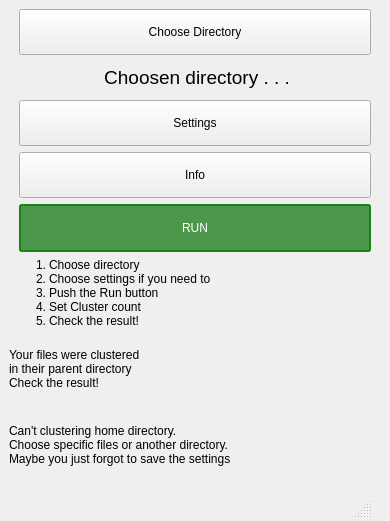
ZhukDima/ClusterProg, file app/src/mainwindow.ui: the form before one commit.
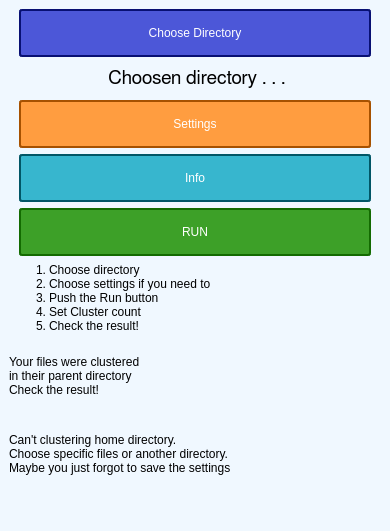
The form after the commit.

Commit message: Cosmetic changes - changed stylesheets and .ui

```diff
--- a/app/src/mainwindow.ui
+++ b/app/src/mainwindow.ui
@@ -7,18 +7,15 @@
     <x>0</x>
     <y>0</y>
     <width>390</width>
-    <height>521</height>
+    <height>531</height>
    </rect>
   </property>
   <property name="windowTitle">
    <string>MainWindow</string>
   </property>
   <property name="styleSheet">
-   <string notr="true">QPushButton#runButton!:hover
-{
-	color: #fff;
-	background-color: #fff;
-}</string>
+   <string notr="true">background-color: #f0f8ff;
+font: 11pt &quot;FreeSans&quot;;</string>
   </property>
   <widget class="QWidget" name="centralwidget">
    <property name="styleSheet">
@@ -30,14 +27,53 @@
 QPushButton#runButton
 {
 	color: #fff;
-	border: 2px solid #178317;
+	border: 2px solid #136b01;
 	border-radius: 3px;
-	background-color: #4D974D;
+	background-color: #3DA028;
 }
 QPushButton#runButton:hover
 {
 	background-color: #fff;
-	color: #4D974D;
+	color: #136b01;
+}
+
+QPushButton#InfoButton
+{
+	color: #fff;
+	border: 2px solid #015666;
+	border-radius: 3px;
+	background-color: #37B6CE;
+}
+QPushButton#InfoButton:hover
+{
+	background-color: #fff;
+	color: #015666;
+}
+
+QPushButton#settingsButton
+{
+	color: #fff;
+	border: 2px solid #A65100;
+	border-radius: 3px;
+	background-color: #FF9D40;
+}
+QPushButton#settingsButton:hover
+{
+	background-color: #fff;
+	color: #A65100;
+}
+
+QPushButton#chooseDirButton
+{
+	color: #fff;
+	border: 2px solid #081073;
+	border-radius: 3px;
+	background-color: #4C57D8;
+}
+QPushButton#chooseDirButton:hover
+{
+	background-color: #fff;
+	color: #081073;
 }</string>
    </property>
    <layout class="QVBoxLayout" name="verticalLayout_2">
@@ -61,7 +97,11 @@
       </property>
       <property name="font">
        <font>
+        <family>FreeSans</family>
         <pointsize>-1</pointsize>
+        <weight>50</weight>
+        <italic>false</italic>
+        <bold>false</bold>
        </font>
       </property>
       <property name="styleSheet">
@@ -153,7 +193,11 @@
   <widget class="QStatusBar" name="statusbar">
    <property name="font">
     <font>
-     <pointsize>9</pointsize>
+     <family>FreeSans</family>
+     <pointsize>11</pointsize>
+     <weight>50</weight>
+     <italic>false</italic>
+     <bold>false</bold>
     </font>
    </property>
    <property name="styleSheet">
```
Left out of the diff: 2 changed lines with no effect on the pictures. The commit also changes 3 other files.
